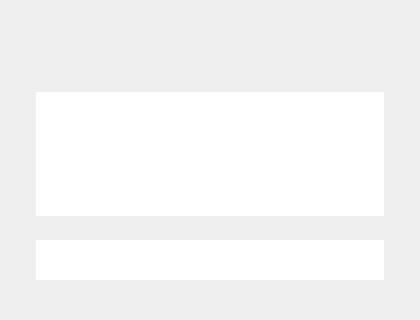
The window that src/windows/about-dialog.ui (ukui/peony) describes before a commit, drawn with Qt 5; both pictures show x 0 to 420 and y 172 to 492 of the 420 by 492 pixel window.
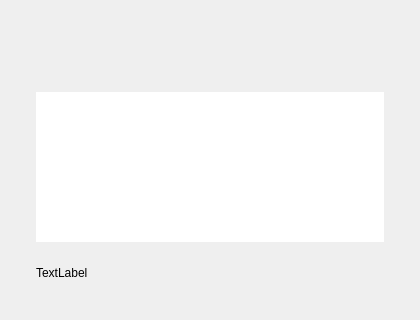
The same window after the commit.

Commit message: [FIX] Repair hyperlink of about

```diff
--- a/src/windows/about-dialog.ui
+++ b/src/windows/about-dialog.ui
@@ -104,40 +104,9 @@
       </spacer>
      </item>
      <item>
-      <widget class="QTextEdit" name="developTextedit">
-       <property name="enabled">
-        <bool>true</bool>
-       </property>
-       <property name="minimumSize">
-        <size>
-         <width>0</width>
-         <height>40</height>
-        </size>
-       </property>
-       <property name="maximumSize">
-        <size>
-         <width>16777215</width>
-         <height>40</height>
-        </size>
-       </property>
-       <property name="focusPolicy">
-        <enum>Qt::NoFocus</enum>
-       </property>
-       <property name="frameShape">
-        <enum>QFrame::NoFrame</enum>
-       </property>
-       <property name="verticalScrollBarPolicy">
-        <enum>Qt::ScrollBarAlwaysOff</enum>
-       </property>
-       <property name="horizontalScrollBarPolicy">
-        <enum>Qt::ScrollBarAlwaysOff</enum>
-       </property>
-       <property name="html">
-        <string>&lt;!DOCTYPE HTML PUBLIC &quot;-//W3C//DTD HTML 4.0//EN&quot; &quot;http://www.w3.org/TR/REC-html40/strict.dtd&quot;&gt;
-&lt;html&gt;&lt;head&gt;&lt;meta name=&quot;qrichtext&quot; content=&quot;1&quot; /&gt;&lt;style type=&quot;text/css&quot;&gt;
-p, li { white-space: pre-wrap; }
-&lt;/style&gt;&lt;/head&gt;&lt;body style=&quot; font-family:'Noto Sans CJK SC'; font-size:11pt; font-weight:400; font-style:normal;&quot;&gt;
-&lt;p style=&quot;-qt-paragraph-type:empty; margin-top:0px; margin-bottom:0px; margin-left:0px; margin-right:0px; -qt-block-indent:0; text-indent:0px;&quot;&gt;&lt;br /&gt;&lt;/p&gt;&lt;/body&gt;&lt;/html&gt;</string>
+      <widget class="QLabel" name="openlinkLabel">
+       <property name="text">
+        <string>TextLabel</string>
        </property>
       </widget>
      </item>
```
The commit also changes 1 other file.
